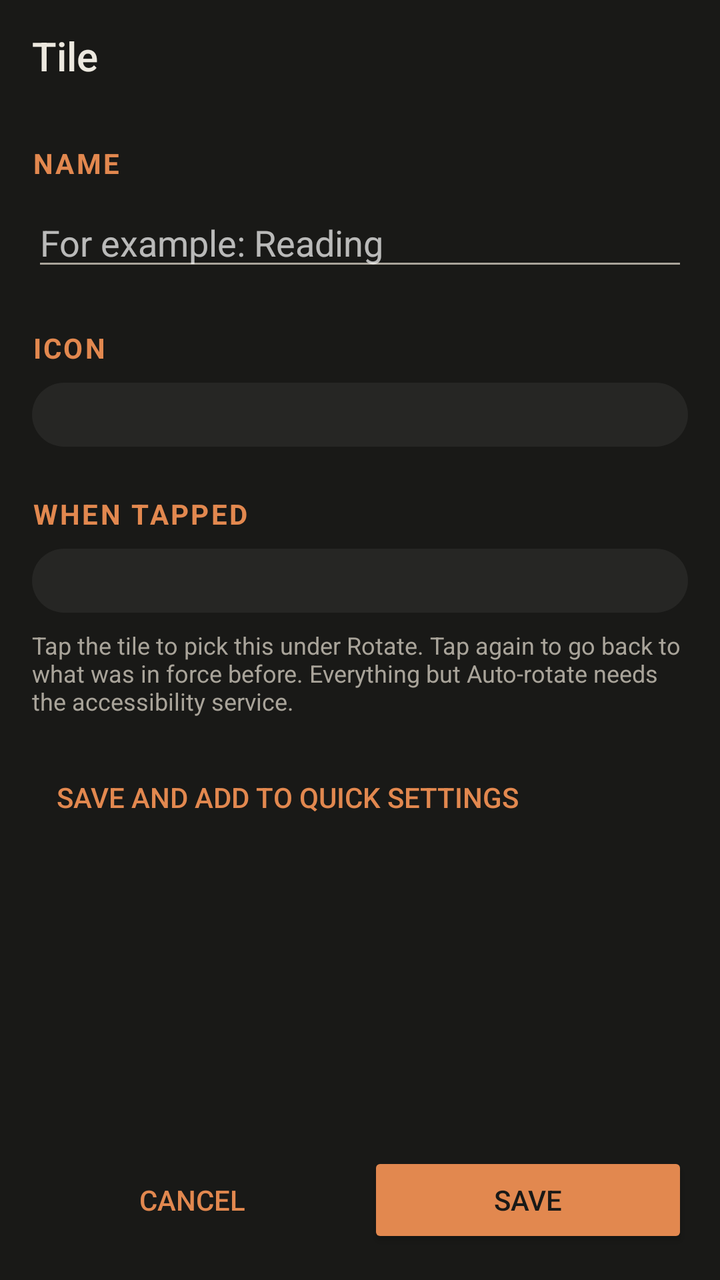
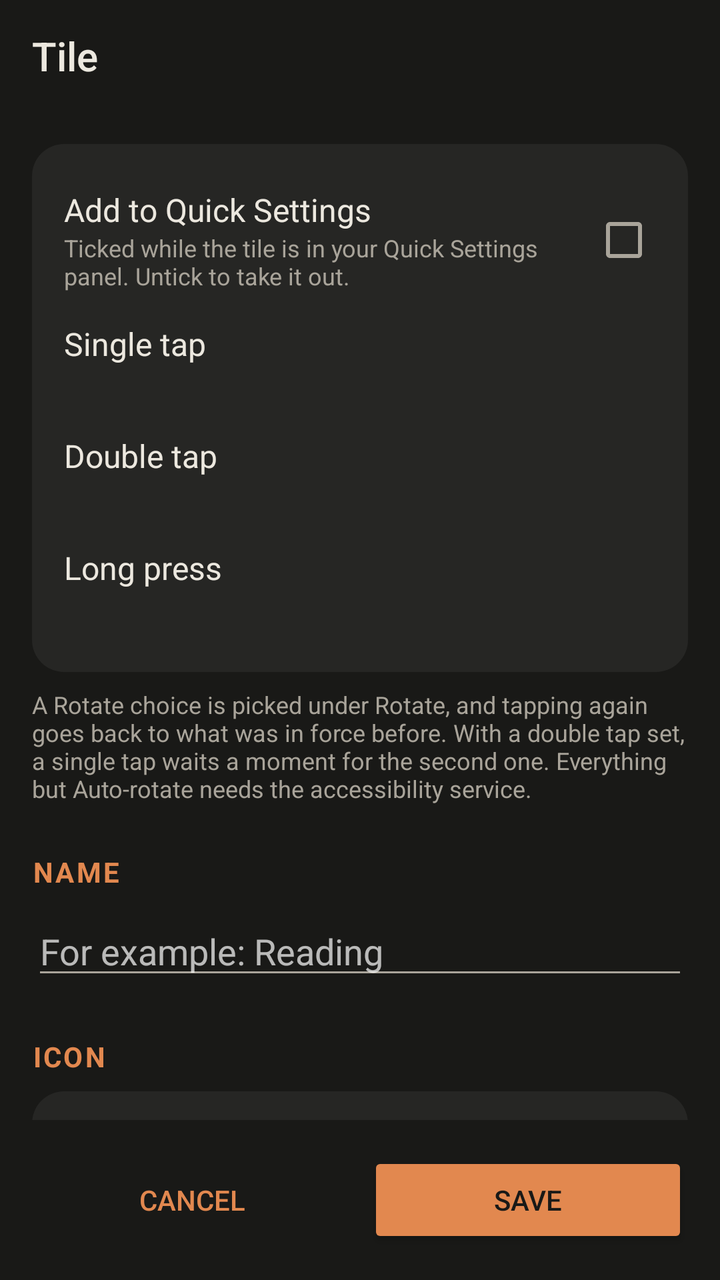

An Android layout rendered at two revisions. The XML below is the earlier revision; the diff shows what the commit changed to produce the second picture.
<!-- AndroidManifest.xml: application theme Theme.Curmudgeon -->
<!-- res/layout/activity_tile_editor.xml -->
<?xml version="1.0" encoding="utf-8"?>
<LinearLayout xmlns:android="http://schemas.android.com/apk/res/android"
    xmlns:app="http://schemas.android.com/apk/res-auto"
    android:layout_width="match_parent"
    android:layout_height="match_parent"
    android:orientation="vertical">

    <androidx.appcompat.widget.Toolbar
        android:id="@+id/toolbar"
        android:layout_width="match_parent"
        android:layout_height="?attr/actionBarSize"
        app:title="@string/custom_tile_title" />

    <androidx.core.widget.NestedScrollView
        android:layout_width="match_parent"
        android:layout_height="0dp"
        android:layout_weight="1">

        <LinearLayout
            android:layout_width="match_parent"
            android:layout_height="wrap_content"
            android:orientation="vertical"
            android:padding="@dimen/screen_padding">

            <TextView
                style="@style/TextAppearance.Curmudgeon.Section"
                android:layout_width="wrap_content"
                android:layout_height="wrap_content"
                android:layout_marginBottom="8dp"
                android:text="@string/custom_tile_name" />

            <EditText
                android:id="@+id/nameField"
                android:layout_width="match_parent"
                android:layout_height="wrap_content"
                android:hint="@string/custom_tile_name_hint"
                android:importantForAutofill="no"
                android:inputType="textCapSentences"
                android:maxLength="24"
                android:singleLine="true" />

            <TextView
                style="@style/TextAppearance.Curmudgeon.Section"
                android:layout_width="wrap_content"
                android:layout_height="wrap_content"
                android:layout_marginTop="@dimen/section_gap"
                android:layout_marginBottom="8dp"
                android:text="@string/custom_tile_icon" />

            <LinearLayout
                android:id="@+id/iconGrid"
                style="@style/Curmudgeon.Card"
                android:layout_width="match_parent"
                android:layout_height="wrap_content"
                android:orientation="vertical" />

            <TextView
                style="@style/TextAppearance.Curmudgeon.Section"
                android:layout_width="wrap_content"
                android:layout_height="wrap_content"
                android:layout_marginTop="@dimen/section_gap"
                android:layout_marginBottom="8dp"
                android:text="@string/custom_tile_action" />

            <RadioGroup
                android:id="@+id/targetGroup"
                style="@style/Curmudgeon.Card"
                android:layout_width="match_parent"
                android:layout_height="wrap_content" />

            <TextView
                android:layout_width="match_parent"
                android:layout_height="wrap_content"
                android:layout_marginTop="8dp"
                android:text="@string/custom_tile_action_help"
                android:textAppearance="@style/TextAppearance.AppCompat.Caption"
                android:textColor="@color/text_secondary" />

            <Button
                android:id="@+id/addToQuickSettings"
                style="@style/Widget.Curmudgeon.Button.Text"
                android:layout_width="wrap_content"
                android:layout_height="wrap_content"
                android:layout_marginTop="16dp"
                android:text="@string/custom_tile_save_and_add" />
        </LinearLayout>
    </androidx.core.widget.NestedScrollView>

    <LinearLayout
        android:layout_width="match_parent"
        android:layout_height="wrap_content"
        android:orientation="horizontal"
        android:padding="@dimen/screen_padding">

        <Button
            android:id="@+id/cancelButton"
            style="@style/Widget.Curmudgeon.Button.Text"
            android:layout_width="0dp"
            android:layout_height="wrap_content"
            android:layout_marginEnd="8dp"
            android:layout_weight="1"
            android:text="@android:string/cancel" />

        <Button
            android:id="@+id/saveButton"
            style="@style/Widget.Curmudgeon.Button"
            android:layout_width="0dp"
            android:layout_height="wrap_content"
            android:layout_weight="1"
            android:text="@string/custom_tile_save" />
    </LinearLayout>
</LinearLayout>
<!-- resources referenced by this layout -->
<resources>
  <color name="text_secondary">#A9A49A</color>
  <dimen name="screen_padding">16dp</dimen>
  <dimen name="section_gap">24dp</dimen>
  <string name="custom_tile_action">When tapped</string>
  <string name="custom_tile_action_help">Tap the tile to pick this under Rotate. Tap again to go back to what was in force before. Everything but Auto-rotate needs the accessibility service.</string>
  <string name="custom_tile_icon">Icon</string>
  <string name="custom_tile_name">Name</string>
  <string name="custom_tile_name_hint">For example: Reading</string>
  <string name="custom_tile_save">Save</string>
  <string name="custom_tile_save_and_add">Save and add to Quick Settings</string>
  <string name="custom_tile_title">Tile</string>
  <style name="Curmudgeon.Card" parent="">
          <item name="android:background">@drawable/bg_card</item>
          <item name="android:padding">@dimen/card_padding</item>
      </style>
  <style name="TextAppearance.Curmudgeon.Section" parent="TextAppearance.AppCompat.Small">
          <item name="android:textColor">@color/accent</item>
          <item name="android:textStyle">bold</item>
          <item name="android:textAllCaps">true</item>
          <item name="android:letterSpacing">0.08</item>
      </style>
  <style name="Widget.Curmudgeon.Button" parent="Widget.AppCompat.Button.Colored">
          <item name="android:textColor">@color/background</item>
      </style>
  <style name="Widget.Curmudgeon.Button.Text" parent="Widget.AppCompat.Button.Borderless.Colored">
          <item name="android:textColor">@color/accent</item>
      </style>
  <style name="Theme.Curmudgeon" parent="Theme.AppCompat.NoActionBar">
          <item name="colorPrimary">@color/surface</item>
          <item name="colorPrimaryDark">@color/background</item>
          <item name="colorAccent">@color/accent</item>
          <item name="colorControlNormal">@color/text_secondary</item>
          <item name="colorControlActivated">@color/accent</item>
          <item name="android:colorBackground">@color/background</item>
          <item name="android:windowBackground">@color/background</item>
          <item name="android:textColorPrimary">@color/text</item>
          <item name="android:textColorSecondary">@color/text_secondary</item>
          <item name="android:statusBarColor">@android:color/transparent</item>
          <item name="android:navigationBarColor">@android:color/transparent</item>
          <item name="alertDialogTheme">@style/ThemeOverlay.Curmudgeon.Dialog</item>
          <item name="toolbarStyle">@style/Widget.Curmudgeon.Toolbar</item>
      </style>
  <!-- drawable bg_card (drawable) -->
  <shape xmlns:android="http://schemas.android.com/apk/res/android" android:shape="rectangle">
      <solid android:color="@color/surface" />
      <corners android:radius="16dp" />
  </shape>
  <dimen name="card_padding">16dp</dimen>
  <color name="accent">#E2884F</color>
  <color name="background">#191917</color>
  <color name="surface">#262624</color>
  <color name="text">#ECE8DF</color>
  <style name="ThemeOverlay.Curmudgeon.Dialog" parent="ThemeOverlay.AppCompat.Dialog.Alert">
          <item name="android:windowBackground">@drawable/bg_card</item>
          <item name="colorAccent">@color/accent</item>
          <item name="android:textColorPrimary">@color/text</item>
          <item name="android:textColorSecondary">@color/text_secondary</item>
      </style>
  <style name="Widget.Curmudgeon.Toolbar" parent="Widget.AppCompat.Toolbar">
          <item name="android:background">@color/background</item>
          <item name="titleTextColor">@color/text</item>
      </style>
</resources>

<!-- the commit's change to res/layout/activity_tile_editor.xml (unified diff, before → after) -->
@@ -22,10 +22,136 @@
             android:orientation="vertical"
             android:padding="@dimen/screen_padding">
 
+            
+            <LinearLayout
+                style="@style/Curmudgeon.Card"
+                android:layout_width="match_parent"
+                android:layout_height="wrap_content"
+                android:orientation="vertical">
+
+                <LinearLayout
+                    android:id="@+id/addedRow"
+                    android:layout_width="match_parent"
+                    android:layout_height="wrap_content"
+                    android:background="?android:attr/selectableItemBackground"
+                    android:gravity="center_vertical"
+                    android:minHeight="56dp"
+                    android:orientation="horizontal"
+                    android:paddingVertical="6dp">
+
+                    <LinearLayout
+                        android:layout_width="0dp"
+                        android:layout_height="wrap_content"
+                        android:layout_weight="1"
+                        android:orientation="vertical">
+
+                        <TextView
+                            android:layout_width="match_parent"
+                            android:layout_height="wrap_content"
+                            android:text="@string/add_tile"
+                            android:textAppearance="@style/TextAppearance.AppCompat.Subhead" />
+
+                        <TextView
+                            android:layout_width="match_parent"
+                            android:layout_height="wrap_content"
+                            android:text="@string/add_tile_summary"
+                            android:textAppearance="@style/TextAppearance.AppCompat.Caption"
+                            android:textColor="@color/text_secondary" />
+                    </LinearLayout>
+
+                    <CheckBox
+                        android:id="@+id/addedBox"
+                        android:layout_width="wrap_content"
+                        android:layout_height="wrap_content"
+                        android:clickable="false"
+                        android:focusable="false" />
+                </LinearLayout>
+
+                <LinearLayout
+                    android:id="@+id/tapRow"
+                    android:layout_width="match_parent"
+                    android:layout_height="wrap_content"
+                    android:background="?android:attr/selectableItemBackground"
+                    android:minHeight="56dp"
+                    android:orientation="vertical"
+                    android:gravity="center_vertical"
+                    android:paddingVertical="6dp">
+
+                    <TextView
+                        android:layout_width="match_parent"
+                        android:layout_height="wrap_content"
+                        android:text="@string/tile_single_tap"
+                        android:textAppearance="@style/TextAppearance.AppCompat.Subhead" />
+
+                    <TextView
+                        android:id="@+id/tapValue"
+                        android:layout_width="match_parent"
+                        android:layout_height="wrap_content"
+                        android:textAppearance="@style/TextAppearance.AppCompat.Caption"
+                        android:textColor="@color/text_secondary" />
+                </LinearLayout>
+
+                <LinearLayout
+                    android:id="@+id/doubleTapRow"
+                    android:layout_width="match_parent"
+                    android:layout_height="wrap_content"
+                    android:background="?android:attr/selectableItemBackground"
+                    android:minHeight="56dp"
+                    android:orientation="vertical"
+                    android:gravity="center_vertical"
+                    android:paddingVertical="6dp">
+
+                    <TextView
+                        android:layout_width="match_parent"
+                        android:layout_height="wrap_content"
+                        android:text="@string/tile_double_tap"
+                        android:textAppearance="@style/TextAppearance.AppCompat.Subhead" />
+
+                    <TextView
+                        android:id="@+id/doubleTapValue"
+                        android:layout_width="match_parent"
+                        android:layout_height="wrap_content"
+                        android:textAppearance="@style/TextAppearance.AppCompat.Caption"
+                        android:textColor="@color/text_secondary" />
+                </LinearLayout>
+
+                <LinearLayout
+                    android:id="@+id/longPressRow"
+                    android:layout_width="match_parent"
+                    android:layout_height="wrap_content"
+                    android:minHeight="56dp"
+                    android:orientation="vertical"
+                    android:gravity="center_vertical"
+                    android:paddingVertical="6dp">
+
+                    <TextView
+                        android:layout_width="match_parent"
+                        android:layout_height="wrap_content"
+                        android:text="@string/tile_long_press"
+                        android:textAppearance="@style/TextAppearance.AppCompat.Subhead" />
+
+                    <TextView
+                        android:id="@+id/longPressValue"
+                        android:layout_width="match_parent"
+                        android:layout_height="wrap_content"
+                        android:textAppearance="@style/TextAppearance.AppCompat.Caption"
+                        android:textColor="@color/text_secondary" />
+                </LinearLayout>
+            </LinearLayout>
+
+            <TextView
+                android:layout_width="match_parent"
+                android:layout_height="wrap_content"
+                android:layout_marginTop="8dp"
+                android:text="@string/custom_tile_action_help"
+                android:textAppearance="@style/TextAppearance.AppCompat.Caption"
+                android:textColor="@color/text_secondary" />
+
             <TextView
                 style="@style/TextAppearance.Curmudgeon.Section"
                 android:layout_width="wrap_content"
                 android:layout_height="wrap_content"
+                android:layout_marginTop="@dimen/section_gap"
                 android:layout_marginBottom="8dp"
                 android:text="@string/custom_tile_name" />
 
@@ -53,36 +179,6 @@
                 android:layout_width="match_parent"
                 android:layout_height="wrap_content"
                 android:orientation="vertical" />
-
-            <TextView
-                style="@style/TextAppearance.Curmudgeon.Section"
-                android:layout_width="wrap_content"
-                android:layout_height="wrap_content"
-                android:layout_marginTop="@dimen/section_gap"
-                android:layout_marginBottom="8dp"
-                android:text="@string/custom_tile_action" />
-
-            <RadioGroup
-                android:id="@+id/targetGroup"
-                style="@style/Curmudgeon.Card"
-                android:layout_width="match_parent"
-                android:layout_height="wrap_content" />
-
-            <TextView
-                android:layout_width="match_parent"
-                android:layout_height="wrap_content"
-                android:layout_marginTop="8dp"
-                android:text="@string/custom_tile_action_help"
-                android:textAppearance="@style/TextAppearance.AppCompat.Caption"
-                android:textColor="@color/text_secondary" />
-
-            <Button
-                android:id="@+id/addToQuickSettings"
-                style="@style/Widget.Curmudgeon.Button.Text"
-                android:layout_width="wrap_content"
-                android:layout_height="wrap_content"
-                android:layout_marginTop="16dp"
-                android:text="@string/custom_tile_save_and_add" />
         </LinearLayout>
     </androidx.core.widget.NestedScrollView>
 
<!-- resource entries referenced after the edit -->
@@ -3,14 +3,17 @@
   <color name="text_secondary">#A9A49A</color>
   <dimen name="screen_padding">16dp</dimen>
   <dimen name="section_gap">24dp</dimen>
-  <string name="custom_tile_action">When tapped</string>
-  <string name="custom_tile_action_help">Tap the tile to pick this under Rotate. Tap again to go back to what was in force before. Everything but Auto-rotate needs the accessibility service.</string>
+  <string name="add_tile">Add to Quick Settings</string>
+  <string name="add_tile_summary">Ticked while the tile is in your Quick Settings panel. Untick to take it out.</string>
+  <string name="custom_tile_action_help">A Rotate choice is picked under Rotate, and tapping again goes back to what was in force before. With a double tap set, a single tap waits a moment for the second one. Everything but Auto-rotate needs the accessibility service.</string>
   <string name="custom_tile_icon">Icon</string>
   <string name="custom_tile_name">Name</string>
   <string name="custom_tile_name_hint">For example: Reading</string>
   <string name="custom_tile_save">Save</string>
-  <string name="custom_tile_save_and_add">Save and add to Quick Settings</string>
   <string name="custom_tile_title">Tile</string>
+  <string name="tile_double_tap">Double tap</string>
+  <string name="tile_long_press">Long press</string>
+  <string name="tile_single_tap">Single tap</string>
   <style name="Curmudgeon.Card" parent="">
           <item name="android:background">@drawable/bg_card</item>
           <item name="android:padding">@dimen/card_padding</item>
